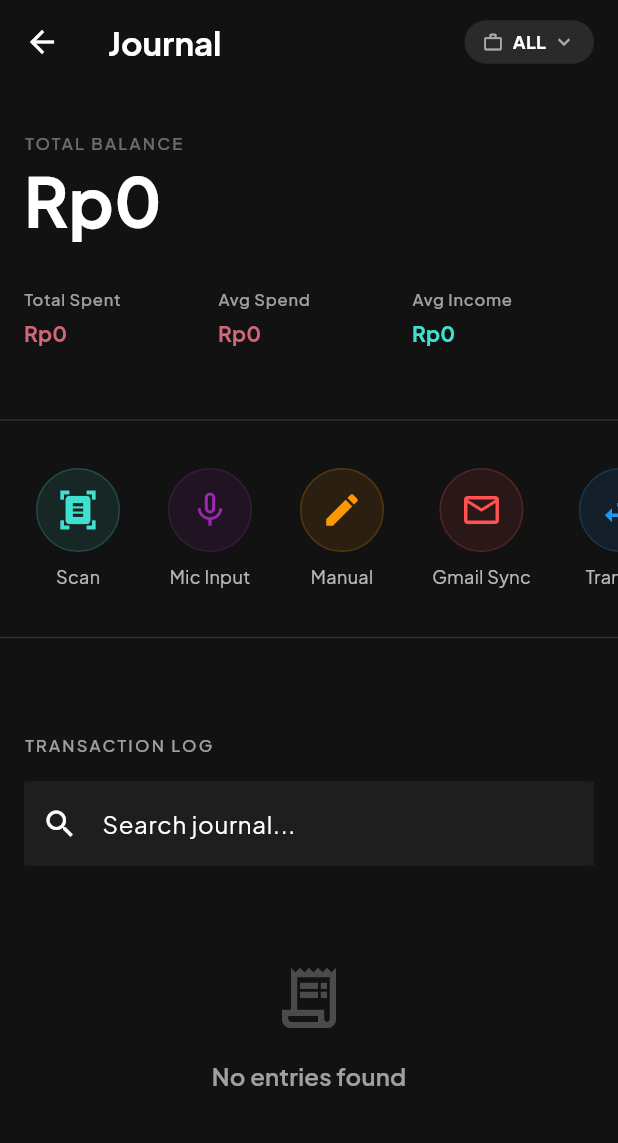
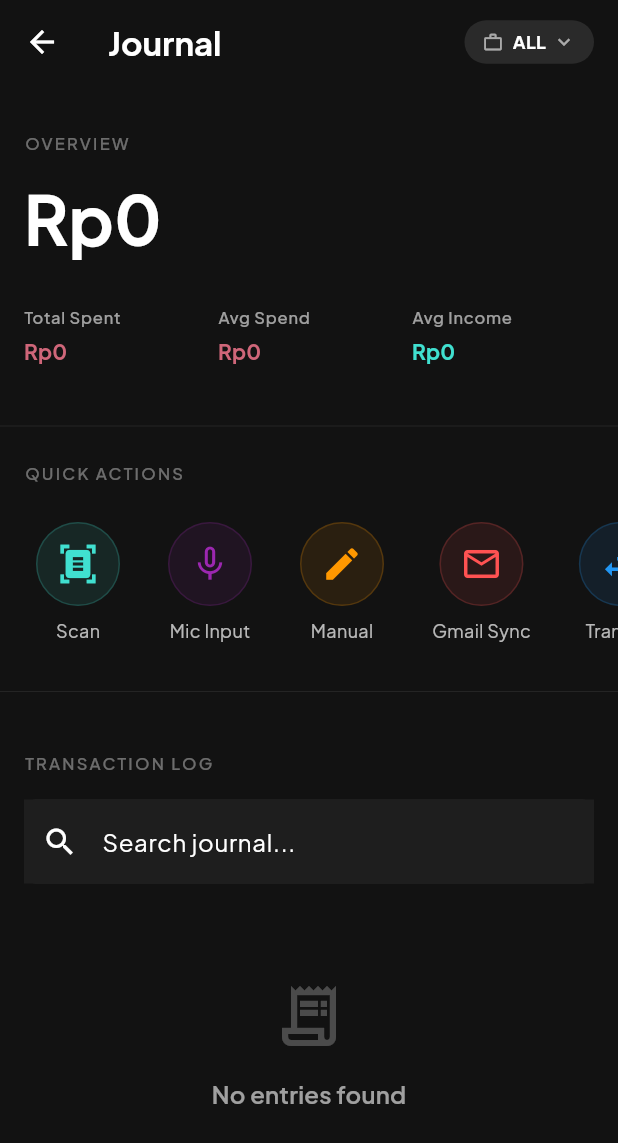
Before and after one commit to OlssenLS/P9-Ledge, a Flutter app: the TransactionsScreen screen opened directly, on a phone screen of 412 x 824 dp. Shown: the top 1143 px of the screen. Run offline on Flutter 3.47's test engine with Material 3 defaults, Android fonts, the light colour scheme and no system bars; drawn by our look-alikes of flutter_animate; our stand-ins replace drift, fl_chart, flutter_riverpod, get_it, go_router, google_fonts and 5 more; missing offline and left inert: google_mlkit_text_recognition; accounts and stored records are empty; generated files the repository leaves out were written again.

Commit message:
style(ui): remove subtitles from journal sections

```diff
--- a/lib/features/transactions/presentation/transactions_screen.dart
+++ b/lib/features/transactions/presentation/transactions_screen.dart
@@ -228,11 +228,8 @@ class _TransactionsScreenState extends ConsumerState<TransactionsScreen> {
                   child: Column(
                     crossAxisAlignment: CrossAxisAlignment.start,
                     children: [
-                      Text(
-                        'TOTAL BALANCE',
-                        style: theme.textTheme.labelSmall?.copyWith(letterSpacing: 1.5, color: Colors.white38),
-                      ),
-                      const SizedBox(height: Spacing.xs),
+                      _buildSectionHeader(theme, 'Overview'),
+                      const SizedBox(height: Spacing.md),
                       Text(
                         CurrencyFormatter.format(totalBalance),
                         style: theme.textTheme.displayMedium?.copyWith(fontWeight: FontWeight.bold, color: Colors.white),
@@ -253,13 +250,21 @@ class _TransactionsScreenState extends ConsumerState<TransactionsScreen> {
               ),
 
               // Section Divider
-              const SliverToBoxAdapter(child: Divider(height: 32, color: Colors.white12, thickness: 1)),
+              const SliverToBoxAdapter(child: Divider(height: 16, color: Colors.white10, thickness: 0.5)),
 
               // Section 2: Quick Features
               SliverToBoxAdapter(
                 child: Padding(
-                  padding: const EdgeInsets.symmetric(vertical: Spacing.sm),
-                  child: SingleChildScrollView(
+                  padding: const EdgeInsets.symmetric(vertical: Spacing.md),
+                  child: Column(
+                    crossAxisAlignment: CrossAxisAlignment.start,
+                    children: [
+                      Padding(
+                        padding: const EdgeInsets.symmetric(horizontal: Spacing.md),
+                        child: _buildSectionHeader(theme, 'Quick Actions'),
+                      ),
+                      const SizedBox(height: Spacing.md),
+                      SingleChildScrollView(
                         scrollDirection: Axis.horizontal,
                         padding: const EdgeInsets.symmetric(horizontal: Spacing.md),
                         child: Row(
@@ -320,17 +325,19 @@ class _TransactionsScreenState extends ConsumerState<TransactionsScreen> {
                           ],
                         ),
                       ),
+                    ],
+                  ),
                 ),
               ),
 
               // Section Divider
-              const SliverToBoxAdapter(child: Divider(height: 32, color: Colors.white12, thickness: 1)),
+              const SliverToBoxAdapter(child: Divider(height: 16, color: Colors.white10, thickness: 0.5)),
 
               // Section 3: Transaction Logs Header
               SliverToBoxAdapter(
                 child: Padding(
-                  padding: const EdgeInsets.fromLTRB(Spacing.md, Spacing.xxl, Spacing.md, Spacing.sm),
-                  child: Text('TRANSACTION LOG', style: theme.textTheme.labelSmall?.copyWith(letterSpacing: 1.5, color: Colors.white60)),
+                  padding: const EdgeInsets.fromLTRB(Spacing.md, Spacing.xl, Spacing.md, Spacing.sm),
+                  child: _buildSectionHeader(theme, 'Transaction Log'),
                 ),
               ),
 
@@ -565,6 +572,18 @@ class _TransactionsScreenState extends ConsumerState<TransactionsScreen> {
     ).animate().fadeIn(duration: 300.ms).slideX(begin: 0.05, end: 0);
   }
 
+  Widget _buildSectionHeader(ThemeData theme, String title) {
+    return Column(
+      crossAxisAlignment: CrossAxisAlignment.start,
+      children: [
+        Text(
+          title.toUpperCase(),
+          style: theme.textTheme.labelSmall?.copyWith(letterSpacing: 1.5, color: Colors.white38),
+        ),
+      ],
+    );
+  }
+
   Widget _buildMiniStat(ThemeData theme, String label, double amount, Color color) {
     return Column(
       crossAxisAlignment: CrossAxisAlignment.start,
```
Lines whose indentation alone changed are shown as unchanged.
